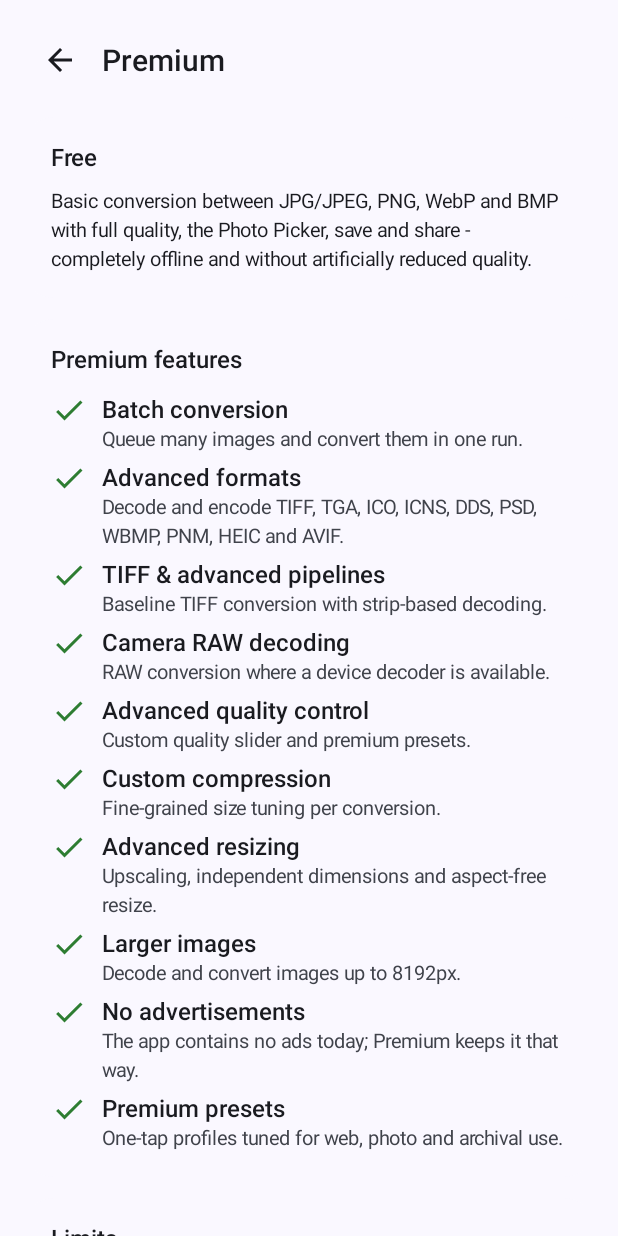
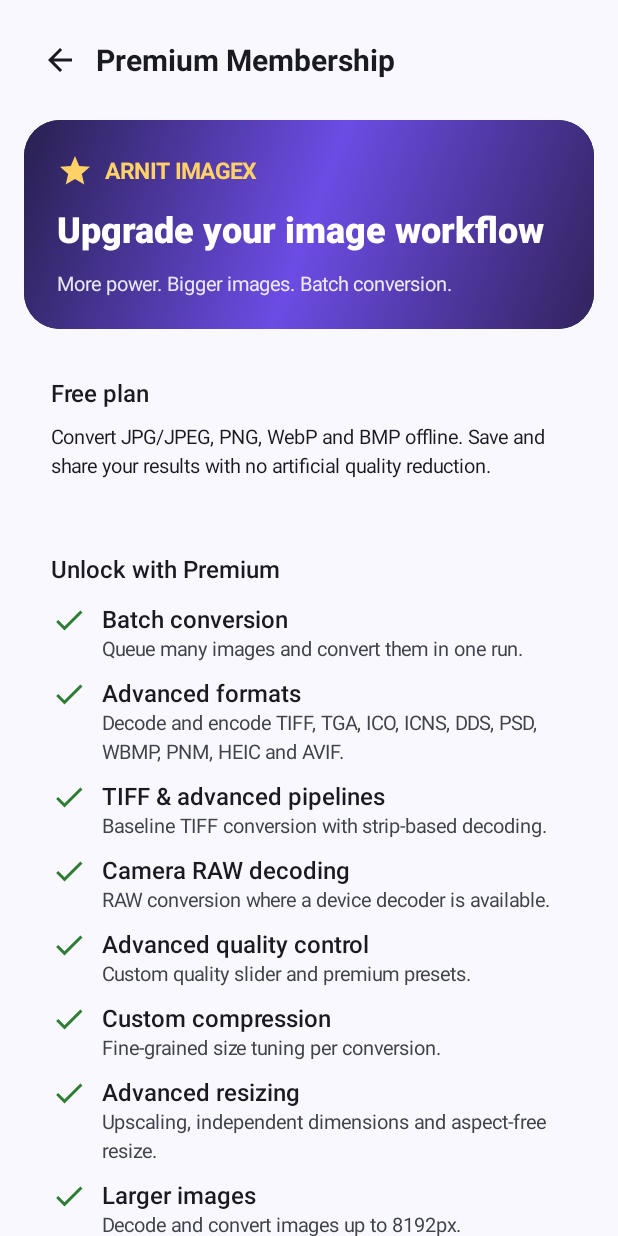
Before and after one commit to Rumpa20/ARNIT-ImageX, an Android app built with Jetpack Compose: the PremiumScreen screen opened through its navigation route, on a phone screen of 412 x 824 dp. Run offline under Robolectric (Android 15) with nearby library versions, the phone set to English and light mode, and no system bars; 2 statements that could not run were skipped.

Commit message:
Improve Premium screen UI with branded hero and clearer plan cards

```diff
--- a/app/src/main/java/com/arnit/imagex/ui/screens/PremiumScreen.kt
+++ b/app/src/main/java/com/arnit/imagex/ui/screens/PremiumScreen.kt
@@ -9,11 +9,16 @@ import androidx.compose.foundation.layout.fillMaxSize
 import androidx.compose.foundation.layout.fillMaxWidth
 import androidx.compose.foundation.layout.height
 import androidx.compose.foundation.layout.padding
+import androidx.compose.foundation.layout.width
 import androidx.compose.foundation.rememberScrollState
 import androidx.compose.foundation.verticalScroll
+import androidx.compose.foundation.shape.RoundedCornerShape
 import androidx.compose.material.icons.Icons
 import androidx.compose.material.icons.automirrored.filled.ArrowBack
 import androidx.compose.material.icons.filled.Check
+import androidx.compose.material.icons.filled.Star
+import androidx.compose.material3.Card
+import androidx.compose.material3.CardDefaults
 import androidx.compose.material3.Icon
 import androidx.compose.material3.IconButton
 import androidx.compose.material3.MaterialTheme
@@ -24,6 +29,7 @@ import androidx.compose.runtime.collectAsState
 import androidx.compose.runtime.getValue
 import androidx.compose.ui.Alignment
 import androidx.compose.ui.Modifier
+import androidx.compose.ui.graphics.Brush
 import androidx.compose.ui.graphics.Color
 import androidx.compose.ui.text.font.FontWeight
 import androidx.compose.ui.unit.dp
@@ -42,6 +48,10 @@ import androidx.compose.runtime.remember
 import androidx.compose.runtime.mutableStateOf
 import androidx.compose.runtime.setValue
 
+private val PremiumGold = Color(0xFFFFD166)
+private val PremiumPurple = Color(0xFF6C4CE4)
+private val PremiumDark = Color(0xFF15132C)
+
 @Composable
 fun PremiumScreen(vm: AppViewModel, onBack: () -> Unit) {
     val isPremium by vm.isPremium.collectAsState()
@@ -54,61 +64,69 @@ fun PremiumScreen(vm: AppViewModel, onBack: () -> Unit) {
             .background(MaterialTheme.colorScheme.background)
             .verticalScroll(rememberScrollState())
             .padding(16.dp),
-        verticalArrangement = Arrangement.spacedBy(14.dp)
+        verticalArrangement = Arrangement.spacedBy(16.dp)
     ) {
         Row(verticalAlignment = Alignment.CenterVertically) {
             IconButton(onClick = onBack) {
                 Icon(Icons.AutoMirrored.Filled.ArrowBack, contentDescription = "Back")
             }
-            Text(
-                "Premium",
-                style = MaterialTheme.typography.titleLarge,
-                modifier = Modifier.padding(start = 4.dp)
-            )
+            Text("Premium Membership", style = MaterialTheme.typography.titleLarge, fontWeight = FontWeight.Bold)
         }
 
+        PremiumHero(isPremium = isPremium, testMode = billingState.testMode)
+
         if (isPremium) {
-            SectionCard(title = "Premium active") {
+            SectionCard(title = "Membership status") {
                 Text(
-                    when (val plan = billingState.plan) {
-                        PlanId.Monthly -> "Monthly plan active."
-                        PlanId.Yearly -> "Yearly plan active."
-                        PlanId.Lifetime -> "Lifetime plan active."
-                        else -> "Premium unlocked."
-                    } + if (billingState.testMode) " (TEST MODE - not a real purchase)" else "",
+                    when (billingState.plan) {
+                        PlanId.Monthly -> "Monthly membership is active."
+                        PlanId.Yearly -> "Yearly membership is active."
+                        PlanId.Lifetime -> "Lifetime membership is active."
+                        else -> "Premium access is unlocked."
+                    } + if (billingState.testMode) " • TEST MODE (not a real purchase)" else "",
                     style = MaterialTheme.typography.bodyMedium
                 )
-                OutlinedButton(onClick = { vm.restorePurchases() }) { Text("Restore Purchases") }
+                OutlinedButton(onClick = { vm.restorePurchases() }) { Text("Restore / Refresh Access") }
             }
         } else {
-            SectionCard(title = "Free") {
+            SectionCard(title = "Free plan") {
                 Text(
-                    "Basic conversion between JPG/JPEG, PNG, WebP and BMP with full quality, " +
-                        "the Photo Picker, save and share - completely offline and without " +
-                        "artificially reduced quality.",
+                    "Convert JPG/JPEG, PNG, WebP and BMP offline. Save and share your results with no artificial quality reduction.",
                     style = MaterialTheme.typography.bodyMedium
                 )
             }
 
-            SectionCard(title = "Premium features") {
-                Column(verticalArrangement = Arrangement.spacedBy(6.dp)) {
-                    PremiumFeature.entries.forEach { feature ->
-                        PremiumRow(feature.title, feature.description)
-                    }
+            SectionCard(title = "Unlock with Premium") {
+                Column(verticalArrangement = Arrangement.spacedBy(10.dp)) {
+                    PremiumFeature.entries.forEach { feature -> PremiumRow(feature.title, feature.description) }
                 }
             }
 
-            SectionCard(title = "Limits") {
+            SectionCard(title = "Choose your plan") {
                 Text(
-                    "Images up to ${FormatCatalog.FREE_MAX_DIMENSION}px on Free and " +
-                        "${FormatCatalog.PREMIUM_MAX_DIMENSION}px with Premium; " +
-                        "batch queue of ${FormatCatalog.FREE_BATCH_LIMIT} on Free and " +
-                        "${FormatCatalog.PREMIUM_BATCH_LIMIT} with Premium.",
-                    style = MaterialTheme.typography.bodyMedium
+                    "Select the plan that works for you. Purchase availability depends on the billing integration in this build.",
+                    style = MaterialTheme.typography.bodySmall,
+                    color = MaterialTheme.colorScheme.onSurfaceVariant
                 )
+                Spacer(Modifier.height(8.dp))
+                Column(verticalArrangement = Arrangement.spacedBy(12.dp)) {
+                    billingState.products.forEach { product ->
+                        PlanCard(
+                            planName = product.plan.displayName,
+                            priceText = product.priceText,
+                            description = product.description,
+                            enabled = billingState.testMode,
+                            onBuy = { vm.purchase(product.plan) }
+                        )
+                    }
+                }
+                if (!billingState.testMode) {
+                    Spacer(Modifier.height(8.dp))
+                    WarningBanner("Real purchases are not enabled in this build. Purchase buttons remain disabled.")
+                }
             }
 
-            SectionCard(title = "Payment options") {
+            SectionCard(title = "Payment method") {
                 PremiumPaymentMethodSelector(
                     selected = selectedPayment,
                     onSelect = { selectedPayment = it },
@@ -116,23 +134,63 @@ fun PremiumScreen(vm: AppViewModel, onBack: () -> Unit) {
                     cashfreeAvailable = false
                 )
                 Text(
-                    "Google Play Billing and Cashfree checkout are not connected yet. Payment options are shown for the upcoming integration.",
+                    "Google Play and Cashfree are shown as planned options. Checkout is not yet enabled here.",
                     style = MaterialTheme.typography.bodySmall,
                     color = MaterialTheme.colorScheme.onSurfaceVariant
                 )
             }
-            PlansSection(billingState, vm)
+
+            SectionCard(title = "Free vs Premium limits") {
+                Text(
+                    "Maximum image dimension: Free ${FormatCatalog.FREE_MAX_DIMENSION}px • Premium ${FormatCatalog.PREMIUM_MAX_DIMENSION}px\n" +
+                        "Batch queue: Free ${FormatCatalog.FREE_BATCH_LIMIT} • Premium ${FormatCatalog.PREMIUM_BATCH_LIMIT}",
+                    style = MaterialTheme.typography.bodyMedium
+                )
+            }
         }
 
         billingState.message?.let { message ->
-            if (billingState.testMode) {
-                WarningBanner(message)
-            } else {
-                InfoBanner(message)
+            if (billingState.testMode) WarningBanner(message) else InfoBanner(message)
+        }
+
+        Spacer(Modifier.height(12.dp))
+    }
+}
+
+@Composable
+private fun PremiumHero(isPremium: Boolean, testMode: Boolean) {
+    Card(
+        modifier = Modifier.fillMaxWidth(),
+        shape = RoundedCornerShape(24.dp),
+        colors = CardDefaults.cardColors(containerColor = PremiumDark)
+    ) {
+        Column(
+            modifier = Modifier
+                .fillMaxWidth()
+                .background(Brush.linearGradient(listOf(Color(0xFF28204F), PremiumPurple, Color(0xFF32235D))))
+                .padding(22.dp),
+            verticalArrangement = Arrangement.spacedBy(12.dp)
+        ) {
+            Row(verticalAlignment = Alignment.CenterVertically) {
+                Icon(Icons.Filled.Star, contentDescription = null, tint = PremiumGold)
+                Spacer(Modifier.width(8.dp))
+                Text("ARNIT IMAGEX", color = PremiumGold, fontWeight = FontWeight.Bold)
+            }
+            Text(
+                if (isPremium) "Premium unlocked" else "Upgrade your image workflow",
+                style = MaterialTheme.typography.headlineSmall,
+                fontWeight = FontWeight.ExtraBold,
+                color = Color.White
+            )
+            Text(
+                if (isPremium) "Enjoy your Premium benefits." else "More power. Bigger images. Batch conversion.",
+                color = Color.White.copy(alpha = 0.88f),
+                style = MaterialTheme.typography.bodyMedium
+            )
+            if (testMode) {
+                Text("TEST MODE • purchases are simulated", color = PremiumGold, style = MaterialTheme.typography.labelMedium)
             }
         }
-
-        Spacer(Modifier.height(24.dp))
     }
 }
 
@@ -140,84 +198,27 @@ fun PremiumScreen(vm: AppViewModel, onBack: () -> Unit) {
 private fun PremiumRow(title: String, description: String) {
     Column(modifier = Modifier.fillMaxWidth()) {
         Row(verticalAlignment = Alignment.CenterVertically) {
-            Icon(
-                Icons.Filled.Check,
-                contentDescription = null,
-                tint = Color(0xFF2E7D32)
-            )
-            Text(
-                title,
-                style = MaterialTheme.typography.titleMedium,
-                modifier = Modifier.padding(start = 10.dp)
-            )
+            Icon(Icons.Filled.Check, contentDescription = null, tint = Color(0xFF2E7D32))
+            Text(title, style = MaterialTheme.typography.titleMedium, fontWeight = FontWeight.SemiBold, modifier = Modifier.padding(start = 10.dp))
         }
-        Text(
-            description,
-            style = MaterialTheme.typography.bodyMedium,
-            color = MaterialTheme.colorScheme.onSurfaceVariant,
-            modifier = Modifier.padding(start = 34.dp)
-        )
+        Text(description, style = MaterialTheme.typography.bodyMedium, color = MaterialTheme.colorScheme.onSurfaceVariant, modifier = Modifier.padding(start = 34.dp))
     }
 }
 
 @Composable
-private fun PlansSection(billingState: BillingState, vm: AppViewModel) {
-    SectionCard(title = "Plans") {
-        Column(verticalArrangement = Arrangement.spacedBy(10.dp)) {
-            billingState.products.forEach { product ->
-                PlanCard(
-                    planName = product.plan.displayName,
-                    priceText = product.priceText,
-                    description = product.description,
-                    enabled = billingState.testMode,
-                    onBuy = { vm.purchase(product.plan) }
-                )
+private fun PlanCard(planName: String, priceText: String, description: String, enabled: Boolean, onBuy: () -> Unit) {
+    Card(
+        modifier = Modifier.fillMaxWidth(),
+        shape = RoundedCornerShape(18.dp),
+        colors = CardDefaults.cardColors(containerColor = MaterialTheme.colorScheme.surfaceVariant.copy(alpha = 0.45f))
+    ) {
+        Column(modifier = Modifier.padding(14.dp), verticalArrangement = Arrangement.spacedBy(6.dp)) {
+            Row(verticalAlignment = Alignment.CenterVertically) {
+                Text(planName, style = MaterialTheme.typography.titleMedium, fontWeight = FontWeight.Bold, modifier = Modifier.weight(1f))
+                Text(priceText, style = MaterialTheme.typography.titleMedium, color = MaterialTheme.colorScheme.primary, fontWeight = FontWeight.Bold)
             }
-            if (!billingState.testMode) {
-                WarningBanner(
-                    "Payment is not configured for this build. Purchase buttons are disabled; " +
-                        "the test-mode toggle lives in Settings and never fakes a real purchase."
-                )
-            }
-            OutlinedButton(
-                onClick = { vm.restorePurchases() },
-                modifier = Modifier.fillMaxWidth()
-            ) { Text("Restore Purchases") }
+            Text(description, style = MaterialTheme.typography.bodyMedium, color = MaterialTheme.colorScheme.onSurfaceVariant)
+            GradientButton(text = if (enabled) "Try $planName (Test)" else "Not available yet", onClick = onBuy, enabled = enabled)
         }
     }
 }
-
-@Composable
-private fun PlanCard(
-    planName: String,
-    priceText: String,
-    description: String,
-    enabled: Boolean,
-    onBuy: () -> Unit
-) {
-    Column(modifier = Modifier.fillMaxWidth()) {
-        Row(verticalAlignment = Alignment.CenterVertically) {
-            Text(
-                planName,
-                style = MaterialTheme.typography.titleMedium,
-                fontWeight = FontWeight.SemiBold,
-                modifier = Modifier.weight(1f)
-            )
-            Text(
-                priceText,
-                style = MaterialTheme.typography.titleMedium,
-                color = MaterialTheme.colorScheme.primary
-            )
-        }
-        Text(
-            description,
-            style = MaterialTheme.typography.bodyMedium,
-            color = MaterialTheme.colorScheme.onSurfaceVariant
-        )
-        GradientButton(
-            text = if (enabled) "Get $planName" else "Unavailable",
-            onClick = onBuy,
-            enabled = enabled
-        )
-    }
-}
```
